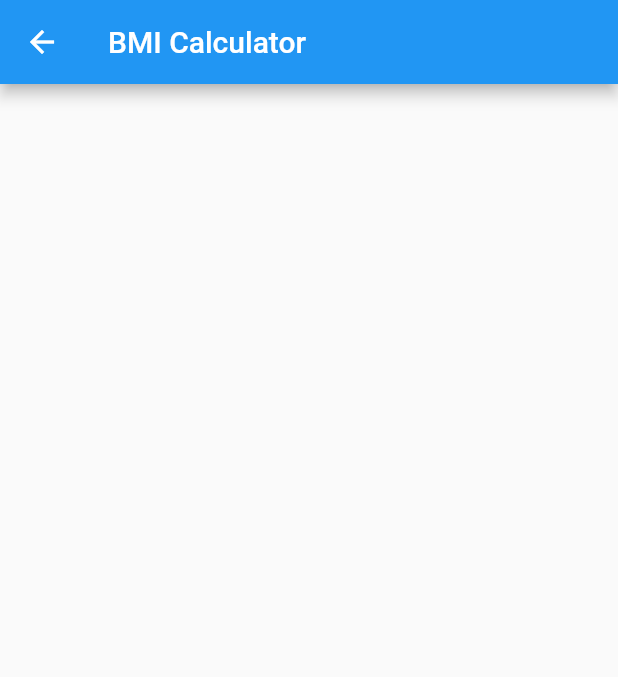
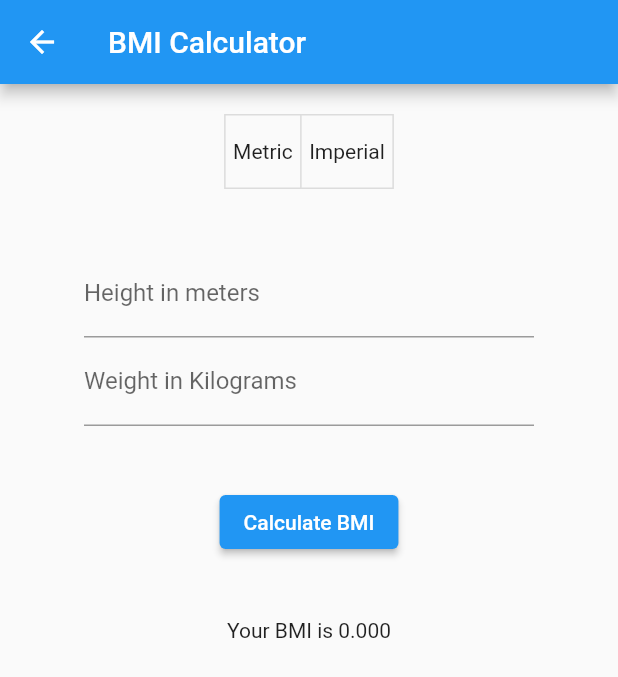
Before and after one commit to ibrahimrehman1/bmi-calculator-app, a Flutter app: the screen it shows after launch, after a tap on "BMI Calculator", on a phone screen of 412 x 824 dp. Shown: the top 677 px of the screen. Run offline on Flutter 3.47's test engine with Material 2 defaults, Android fonts, the phone set to English and light mode, and no system bars.

Commit message:
Implemented BMI Calculation logic for both imperial and metric systems

```diff
--- a/lib/screens/bmi_screen.dart
+++ b/lib/screens/bmi_screen.dart
@@ -1,12 +1,90 @@
 import "package:flutter/material.dart";
+import "dart:math" as math;
 
-class BMI extends StatelessWidget {
-  const BMI({Key? key}) : super(key: key);
+class BMI extends StatefulWidget {
+  double bmi = 0.0;
+  bool metric = true;
+  List<bool> __selections = List.generate(2, (_) => false);
+
+  BMI({Key? key}) : super(key: key);
 
   @override
+  State<BMI> createState() => _BMIState();
+}
+
+class _BMIState extends State<BMI> {
+  @override
   Widget build(BuildContext context) {
+    TextEditingController height = TextEditingController();
+    TextEditingController weight = TextEditingController();
+
     return Scaffold(
-      appBar: AppBar(title: const Text("BMI Calculator")),
-    );
+        appBar: AppBar(title: const Text("BMI Calculator")),
+        body: Container(
+          width: double.infinity,
+          margin: const EdgeInsets.all(20.0),
+          child: Column(
+            crossAxisAlignment: CrossAxisAlignment.center,
+            children: [
+              ToggleButtons(
+                children: const [
+                  Padding(padding: EdgeInsets.all(5.0), child: Text("Metric")),
+                  Padding(
+                      padding: EdgeInsets.all(5.0), child: Text("Imperial")),
+                ],
+                isSelected: widget.__selections,
+                onPressed: (int index) {
+                  setState(() {
+                    // widget.__selections[index] = !widget.__selections[index];
+                    if (index == 0) {
+                      widget.metric = true;
+                    } else {
+                      widget.metric = false;
+                    }
+                  });
+                },
+              ),
+              Container(margin: const EdgeInsets.only(top: 40.0)),
+              SizedBox(
+                width: 300,
+                child: TextField(
+                    controller: height,
+                    keyboardType: TextInputType.number,
+                    decoration: InputDecoration(
+                        label: Text(
+                            "Height in ${widget.metric == false ? 'Inches' : 'meters'}"))),
+              ),
+              SizedBox(
+                width: 300,
+                child: TextField(
+                    controller: weight,
+                    keyboardType: TextInputType.number,
+                    decoration: InputDecoration(
+                        label: Text(
+                            "Weight in ${widget.metric == false ? 'Pounds' : 'Kilograms'}"))),
+              ),
+              Container(
+                margin: const EdgeInsets.only(top: 40.0),
+                child: ElevatedButton(
+                    child: const Text("Calculate BMI"),
+                    onPressed: () {
+                      setState(() {
+                        if (widget.metric == true) {
+                          widget.bmi = num.parse(weight.text) /
+                              math.pow(num.parse(height.text), 2);
+                        } else {
+                          widget.bmi = (num.parse(weight.text) /
+                                  math.pow(num.parse(height.text), 2)) *
+                              703;
+                        }
+                      });
+                    }),
+              ),
+              Container(
+                  margin: const EdgeInsets.only(top: 40.0),
+                  child: Text("Your BMI is ${widget.bmi.toStringAsFixed(3)}"))
+            ],
+          ),
+        ));
   }
 }
--- a/lib/screens/home_screen.dart
+++ b/lib/screens/home_screen.dart
@@ -14,7 +14,7 @@ class Home extends StatelessWidget {
                 onPressed: () {
                   Navigator.of(context)
                       .push(MaterialPageRoute(builder: (context) {
-                    return const BMI();
+                    return BMI();
                   }));
                 })));
   }
```
Also changed, not shown: 1 other file.
